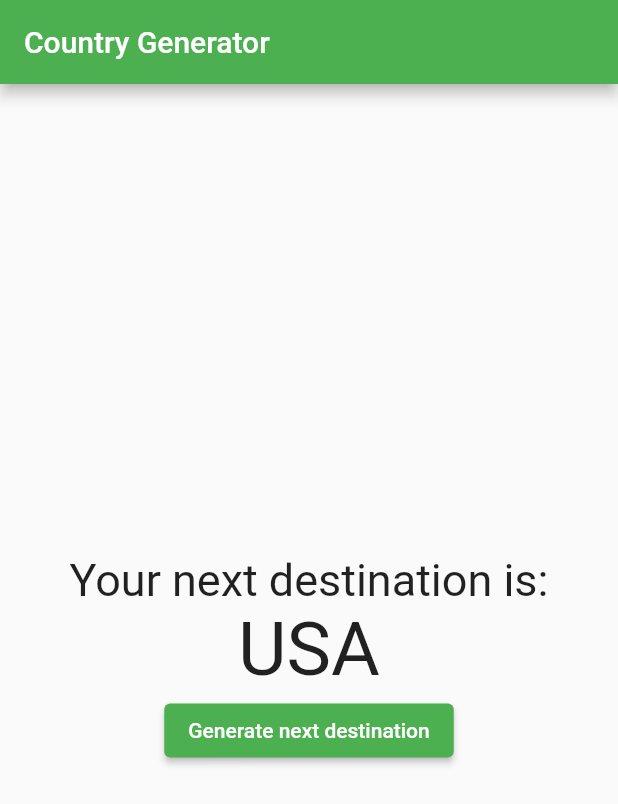
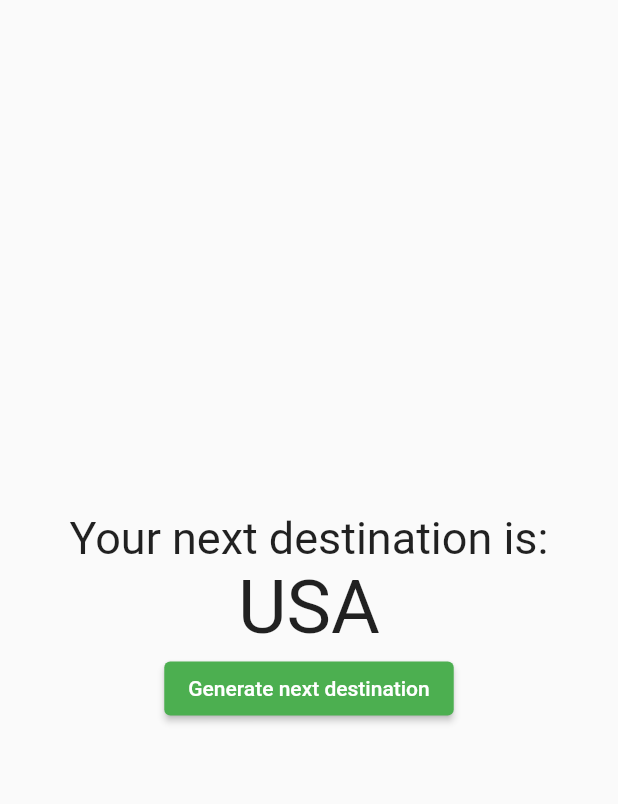
Before and after one commit to LidiaTre/journey_generator, a Flutter app: the screen it shows after launch, on a phone screen of 412 x 824 dp. Shown: the top 804 px of the screen. Run offline on Flutter 3.47's test engine with Material 2 defaults, Android fonts, the phone set to English and light mode, and no system bars.

Commit message:
deleted app bar

```diff
--- a/lib/main.dart
+++ b/lib/main.dart
@@ -9,7 +9,7 @@
   @override
   Widget build(BuildContext context) {
     return MaterialApp(
-      title: 'Country Generator',
+      title: 'Journey Generator',
       theme: ThemeData(
         primarySwatch: Colors.green,
       ),
@@ -46,9 +46,6 @@
   @override
   Widget build(BuildContext context) {
     return Scaffold(
-      appBar: AppBar(
-        title: const Text('Country Generator'),
-      ),
       body: Center(
         child: Column(
           mainAxisAlignment: MainAxisAlignment.center,
```
